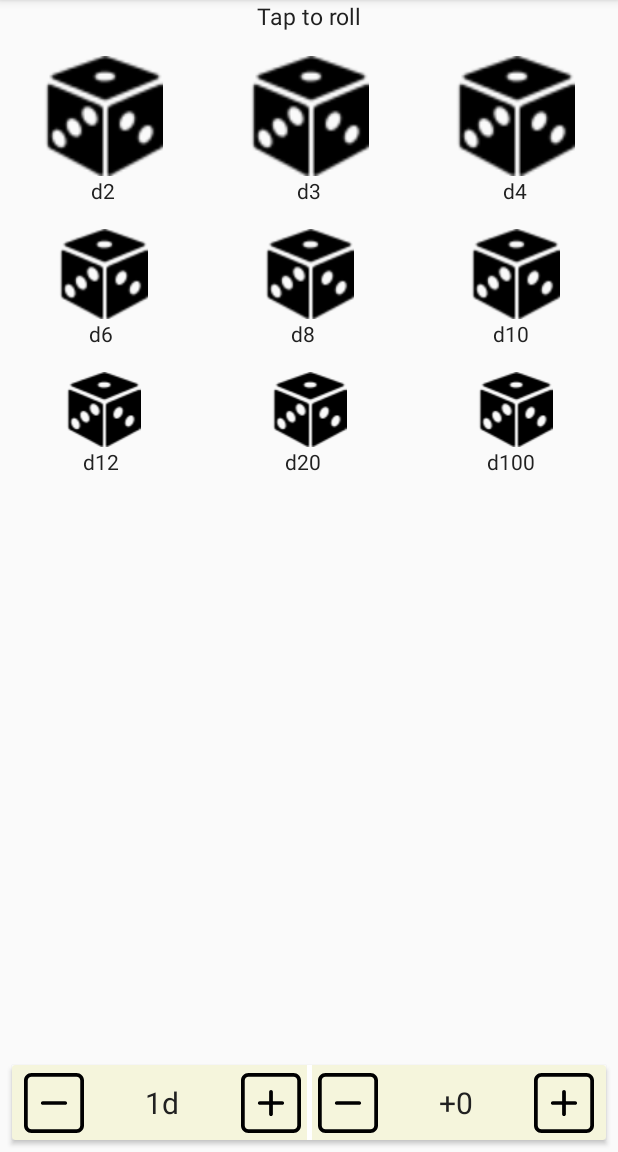
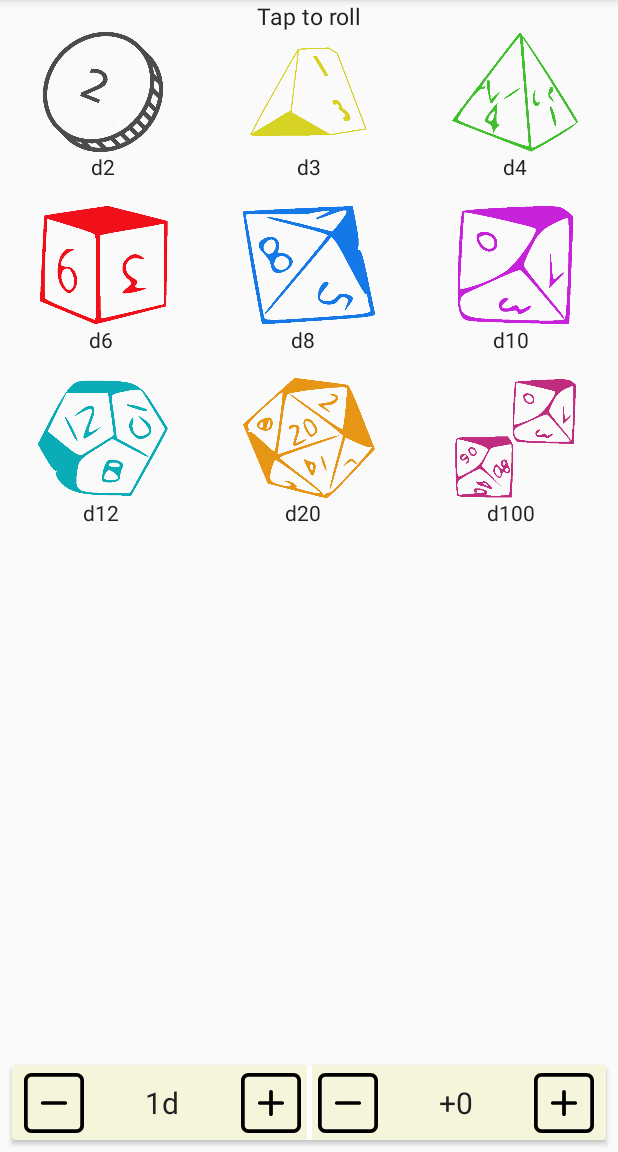
Before and after one commit to SergeyRF/RandomTeam, an Android app: the DiceActivity screen opened directly, with no data from a screen before it, on a phone screen of 412 x 824 dp, the part 84-1236 px from its top. Run offline under Robolectric (Android 15) with nearby library versions, the phone set to English and light mode, and no system bars; our stand-ins replace Timber.

Commit message:
dice image

```diff
--- a/app/src/main/java/com/atilladroid/randomteam/activity/DiceActivity.kt
+++ b/app/src/main/java/com/atilladroid/randomteam/activity/DiceActivity.kt
@@ -8,6 +8,7 @@ import android.support.v7.app.AppCompatActivity
 import android.widget.TextView
 import com.atilladroid.randomteam.R
 import kotlinx.android.synthetic.main.activity_dice.*
+import timber.log.Timber
 
 class DiceActivity : AppCompatActivity() {
 
@@ -91,7 +92,7 @@ class DiceActivity : AppCompatActivity() {
     }
 
     fun generateRandom(dice: Int): Int {
-        Handler().postDelayed({ }, 3)
+       Handler().postDelayed({ }, dice.toLong()/10)
         return (Math.random() * dice).toInt() + 1
     }
 
@@ -142,4 +143,5 @@ class DiceActivity : AppCompatActivity() {
 
         dialog.show()
     }
+
 }
--- a/app/src/main/res/layout/activity_dice.xml
+++ b/app/src/main/res/layout/activity_dice.xml
@@ -5,22 +5,26 @@
     android:layout_width="match_parent"
     android:layout_height="match_parent"
     tools:context="com.atilladroid.randomteam.activity.DiceActivity">
+    <TextView
+        android:layout_width="match_parent"
+        android:layout_height="wrap_content"
+        android:layout_marginBottom="@dimen/big_margin"
+        android:gravity="center"
+        android:text="Tap to roll"
+        android:textColor="@color/primary_text"
+        android:textSize="@dimen/text_smoll"
+        android:id="@+id/tv_hello"
+
+        />
 
     <LinearLayout
         android:layout_width="match_parent"
         android:layout_height="wrap_content"
-        android:orientation="vertical">
+        android:orientation="vertical"
+        app:layout_constraintTop_toBottomOf="@+id/tv_hello"
+        >
 
-        <TextView
-            android:layout_width="match_parent"
-            android:layout_height="wrap_content"
-            android:layout_marginBottom="@dimen/big_margin"
-            android:gravity="center"
-            android:text="Tap to roll"
-            android:textColor="@color/primary_text"
-            android:textSize="@dimen/text_smoll"
 
-            />
 
         <LinearLayout
             android:layout_width="match_parent"
@@ -28,24 +32,24 @@
 
             <ImageView
                 android:id="@+id/iv_dice_d2"
-                android:layout_width="wrap_content"
+                android:layout_width="0dp"
                 android:layout_height="match_parent"
                 android:layout_weight="1"
-                android:src="@drawable/dice" />
+                android:src="@drawable/d2" />
 
             <ImageView
                 android:id="@+id/iv_dice_d3"
-                android:layout_width="wrap_content"
+                android:layout_width="0dp"
                 android:layout_height="match_parent"
                 android:layout_weight="1"
-                android:src="@drawable/dice" />
+                android:src="@drawable/d3" />
 
             <ImageView
                 android:id="@+id/iv_dice_d4"
-                android:layout_width="wrap_content"
+                android:layout_width="0dp"
                 android:layout_height="match_parent"
                 android:layout_weight="1"
-                android:src="@drawable/dice" />
+                android:src="@drawable/d4" />
         </LinearLayout>
 
         <LinearLayout
@@ -79,29 +83,29 @@
 
         <LinearLayout
             android:layout_width="match_parent"
-            android:layout_height="60dp"
+            android:layout_height="80dp"
             android:layout_marginTop="@dimen/big_margin">
 
             <ImageView
                 android:id="@+id/iv_dice_d6"
-                android:layout_width="wrap_content"
+                android:layout_width="0dp"
                 android:layout_height="match_parent"
                 android:layout_weight="1"
-                android:src="@drawable/dice" />
+                android:src="@drawable/d6" />
 
             <ImageView
                 android:id="@+id/iv_dice_d8"
-                android:layout_width="wrap_content"
+                android:layout_width="0dp"
                 android:layout_height="match_parent"
                 android:layout_weight="1"
-                android:src="@drawable/dice" />
+                android:src="@drawable/d8" />
 
             <ImageView
                 android:id="@+id/iv_dice_d10"
-                android:layout_width="wrap_content"
+                android:layout_width="0dp"
                 android:layout_height="match_parent"
                 android:layout_weight="1"
-                android:src="@drawable/dice" />
+                android:src="@drawable/d10" />
         </LinearLayout>
 
         <LinearLayout
@@ -135,29 +139,31 @@
 
         <LinearLayout
             android:layout_width="match_parent"
-            android:layout_height="wrap_content"
+            android:layout_height="80dp"
             android:layout_marginTop="@dimen/big_margin">
 
             <ImageView
                 android:id="@+id/iv_dice_d12"
-                android:layout_width="wrap_content"
+                android:layout_width="0dp"
                 android:layout_height="wrap_content"
                 android:layout_weight="1"
-                android:src="@drawable/dice" />
+                android:src="@drawable/d12" />
 
             <ImageView
                 android:id="@+id/iv_dice_d20"
-                android:layout_width="wrap_content"
+                android:layout_width="0dp"
                 android:layout_height="wrap_content"
                 android:layout_weight="1"
-                android:src="@drawable/dice" />
+                android:src="@drawable/d20" />
+
 
             <ImageView
                 android:id="@+id/iv_dice_d100"
-                android:layout_width="wrap_content"
+                android:layout_width="0dp"
                 android:layout_height="wrap_content"
                 android:layout_weight="1"
-                android:src="@drawable/dice" />
+                android:src="@drawable/d100" />
+
         </LinearLayout>
 
         <LinearLayout
```
Also changed, not shown: app/src/main/res/drawable/d10.png (added), app/src/main/res/drawable/d100.png (added), app/src/main/res/drawable/d12.png (added), app/src/main/res/drawable/d2.png (added), app/src/main/res/drawable/d20.png (added), app/src/main/res/drawable/d3.png (added), app/src/main/res/drawable/d4.png (added), app/src/main/res/drawable/d6.png (added), app/src/main/res/drawable/d8.png (added).
